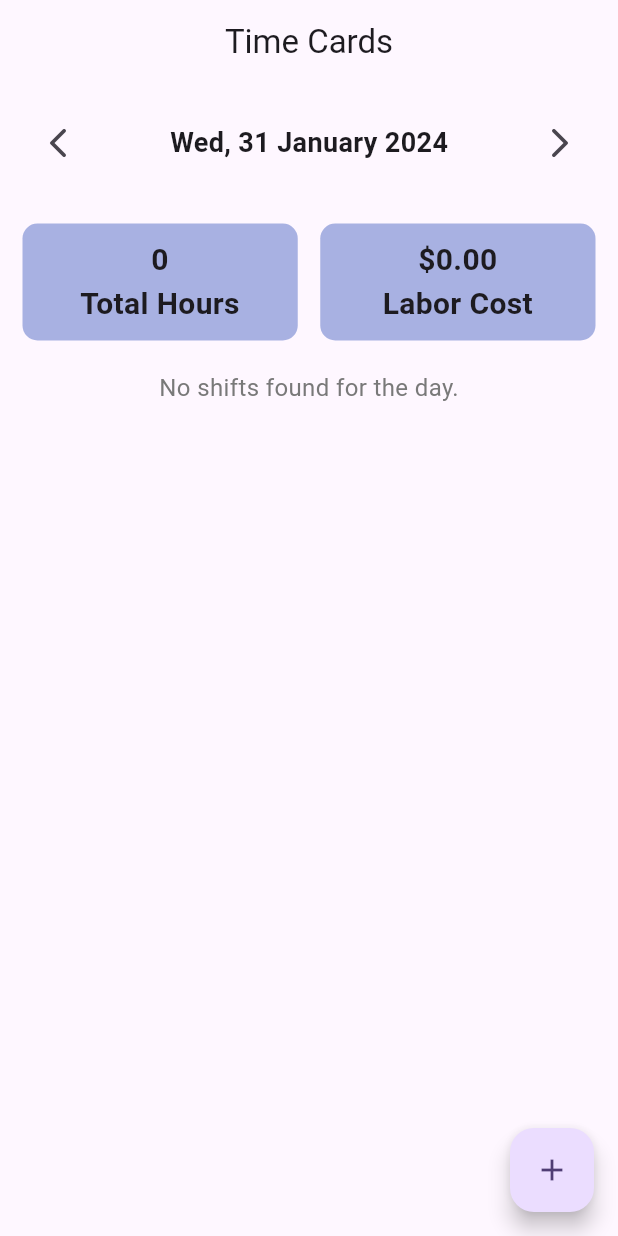
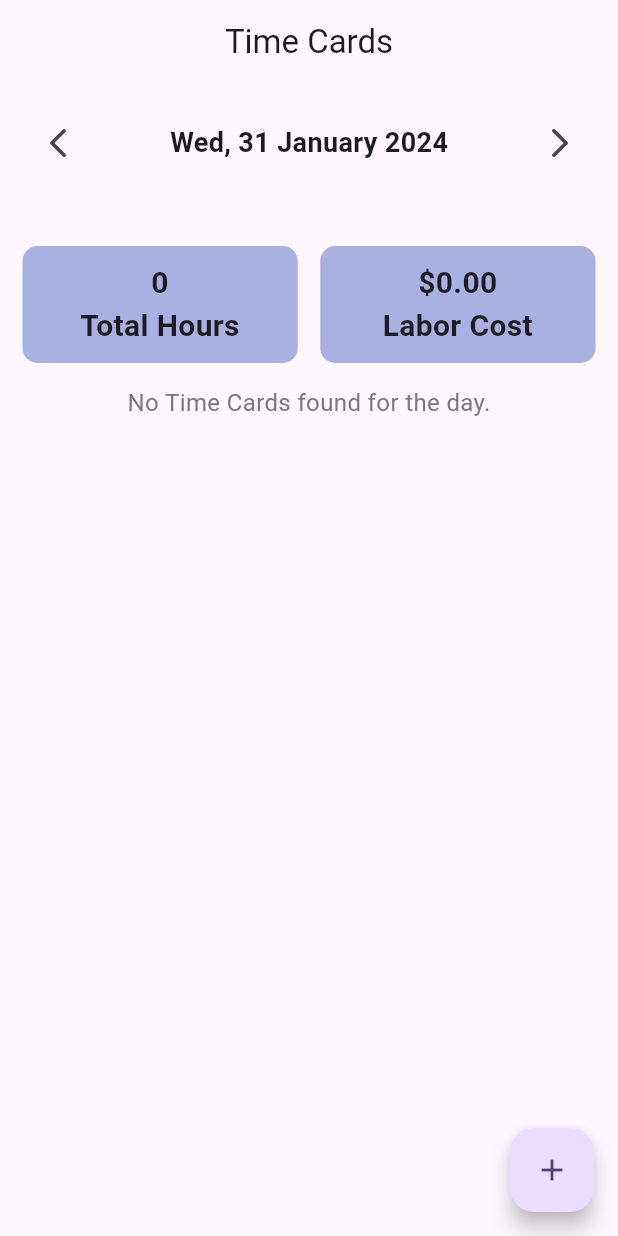
Before and after one commit to codex-dev/Time-Card-App, a Flutter app: the screen it shows after launch, after a tap on the "arrow back ios" icon, on a phone screen of 412 x 824 dp. Run offline on Flutter 3.47's test engine with Material 3 defaults, Android fonts, the phone set to English and light mode, and no system bars; our stand-ins replace either_dart, equatable, flutter_bloc, fluttertoast, sqflite; accounts and stored records are empty.

Commit message:
added bloc state management to list screen

```diff
--- /dev/null
+++ b/lib/common/enums/db_operation_status_enum.dart
@@ -0,0 +1 @@
+enum ShiftsStatus { initial, loading, success, error}
--- /dev/null
+++ b/lib/cubit/shifts_cubit.dart
@@ -0,0 +1,113 @@
+import 'package:either_dart/either.dart';
+import 'package:flutter/material.dart';
+import 'package:time_card_app/common/enums/db_operation_status_enum.dart';
+import 'package:time_card_app/database/shifts_db.dart';
+import 'package:time_card_app/model/shift.dart';
+import 'package:equatable/equatable.dart';
+import 'package:flutter_bloc/flutter_bloc.dart';
+
+part 'shifts_state.dart';
+
+class ShiftsCubit extends Cubit<ShiftsState> {
+  final ShiftsDB _shiftsDB = ShiftsDB();
+
+  ShiftsCubit() : super(ShiftsState.initial());
+
+  Future<void> getAllShiftsForTheDay({required String workDate}) async {
+    emit(state.copyWith(status: ShiftsStatus.loading));
+
+    Either<String, List<Shift>> result =
+        await _shiftsDB.getAllShiftsByDate(workDate: workDate);
+
+    result.fold(
+        (error) => emit(state.copyWith(
+            status: ShiftsStatus.error,
+            message: "Error occured while loading the Time Cards.")), (list) {
+      if (list.isNotEmpty) {
+        emit(state.copyWith(status: ShiftsStatus.success, shiftsList: list));
+      } else {
+        emit(state.copyWith(
+            status: ShiftsStatus.success,
+            shiftsList: list,
+            message: "No Time Cards found for the day."));
+      }
+    });
+  }
+
+  Future<void> addNewShift({required Shift shift}) async {
+    emit(state.copyWith(status: ShiftsStatus.loading));
+
+    Either<String, int> result = await _shiftsDB.addShift(
+        workDate: '${shift.workDate}',
+        employeeName: '${shift.employeeName}',
+        employeeEmail: '${shift.employeeEmail}',
+        hourlyRate: shift.hourlyRate,
+        checkInTime: shift.checkInTime!,
+        checkOutTime: shift.checkOutTime,
+        hours: shift.hours,
+        payment: shift.payment);
+
+    result.fold(
+        (error) => emit(state.copyWith(
+            status: ShiftsStatus.error,
+            message: "Time Card saving failed.")), (affectedRowCount) {
+      if (affectedRowCount > 0) {
+        emit(state.copyWith(
+            status: ShiftsStatus.success,
+            message: "Time Card has been saved successfully."));
+      } else {
+        emit(state.copyWith(
+            status: ShiftsStatus.error, message: "Time Card saving failed."));
+      }
+    });
+  }
+
+  Future<void> updateShift({required Shift shift}) async {
+    emit(state.copyWith(status: ShiftsStatus.loading));
+
+    Either<String, int> result = await _shiftsDB.updateShift(
+        shiftId: shift.shiftId!.toInt(),
+        employeeName: '${shift.employeeName}',
+        employeeEmail: '${shift.employeeEmail}',
+        hourlyRate: shift.hourlyRate,
+        checkInTime: shift.checkInTime,
+        checkOutTime: shift.checkOutTime,
+        hours: shift.hours,
+        payment: shift.payment);
+
+    result.fold(
+        (error) => emit(state.copyWith(
+            status: ShiftsStatus.error,
+            message: "Time Card updating failed.")), (affectedRowCount) {
+      if (affectedRowCount > 0) {
+        emit(state.copyWith(
+            status: ShiftsStatus.success,
+            message: "Time Card has been updated successfully."));
+      } else {
+        emit(state.copyWith(
+            status: ShiftsStatus.error, message: "Time Card updating failed."));
+      }
+    });
+  }
+
+  Future<void> deleteShift({required int shiftId}) async {
+    emit(state.copyWith(status: ShiftsStatus.loading));
+
+    Either<String,int> result = await _shiftsDB.deleteShift(shiftId);
+
+    result.fold(
+        (error) => emit(state.copyWith(
+            status: ShiftsStatus.error,
+            message: "Time Card deletion failed.")), (affectedRowCount) {
+      if (affectedRowCount > 0) {
+        emit(state.copyWith(
+            status: ShiftsStatus.success,
+            message: "Time Card has been deleted successfully."));
+      } else {
+        emit(state.copyWith(
+            status: ShiftsStatus.error, message: "Time Card deletion failed."));
+      }
+    });
+
+  }
+}
--- /dev/null
+++ b/lib/cubit/shifts_state.dart
@@ -0,0 +1,30 @@
+part of 'shifts_cubit.dart';
+
+class ShiftsState extends Equatable {
+  final ShiftsStatus status;
+  final List<Shift>? shiftsList;
+  final String? message;
+
+  ShiftsState(
+      {required this.status, this.shiftsList,  this.message}) {
+    debugPrint('Shifts - shiftsList:${shiftsList?.length}');
+  }
+
+  static ShiftsState initial() => ShiftsState(
+      status: ShiftsStatus.initial,
+      shiftsList:  const [],
+      message: null);
+
+  ShiftsState copyWith(
+          {ShiftsStatus? status,
+          List<Shift>? shiftsList,
+          String? message}) =>
+      ShiftsState(
+        status: status ?? this.status,
+        shiftsList: shiftsList ?? this.shiftsList,
+        message: message ?? this.message,
+      );
+
+  @override
+  List<Object?> get props => [status, shiftsList, message];
+}
--- a/lib/database/shifts_db.dart
+++ b/lib/database/shifts_db.dart
@@ -1,3 +1,4 @@
+import 'package:either_dart/either.dart';
 import 'package:flutter/material.dart';
 import 'package:sqflite/sqflite.dart';
 import 'package:time_card_app/database/database_service.dart';
@@ -30,7 +31,23 @@ $_columnPayment DOUBLE
 );''');
   }
 
-  Future<int> addShift(
+  Future<Either<String, List<Shift>>> getAllShiftsByDate(
+      {required String workDate}) async {
+    try {
+      final database = await DatabaseService.instance.database;
+      final shifts = await database.query(_tableName,
+          where: '$_columnWorkDate = ?',
+          whereArgs: [workDate],
+          orderBy: _columnShiftId);
+
+      return Right(
+          shifts.map((shift) => Shift.fromSqfliteDatabase(shift)).toList());
+    } catch (e) {
+      return Left(e.toString());
+    }
+  }
+
+  Future<Either<String, int>> addShift(
       {required String workDate,
       required String employeeName,
       required String employeeEmail,
@@ -52,25 +69,14 @@ $_columnPayment DOUBLE
         if (payment != null && payment > 0) _columnPayment: payment
       });
 
-      return result;
+      return Right(result);
     } catch (e) {
       debugPrint(e.toString());
-      return 0;
+      return Left(e.toString());
     }
   }
 
-  Future<List<Shift>> getAllShiftsByDate({required String workDate}) async {
-    // TODO use Either
-    final database = await DatabaseService.instance.database;
-    final shifts = await database.query(_tableName,
-        where: '$_columnWorkDate = ?',
-        whereArgs: [workDate],
-        orderBy: _columnShiftId);
-
-    return shifts.map((shift) => Shift.fromSqfliteDatabase(shift)).toList();
-  }
-
-  Future<int> updateShift(
+  Future<Either<String,int>> updateShift(
       {required int shiftId,
       String? employeeName,
       String? employeeEmail,
@@ -97,23 +103,23 @@ $_columnPayment DOUBLE
           conflictAlgorithm: ConflictAlgorithm.rollback,
           whereArgs: [shiftId]);
 
-      return result;
+      return Right(result);
     } catch (e) {
       debugPrint(e.toString());
-      return 0;
+      return Left(e.toString());
     }
   }
 
-  Future<int> deleteShift(int shiftId) async {
+  Future<Either<String,int>> deleteShift(int shiftId) async {
     try {
       final database = await DatabaseService.instance.database;
       int result = await database.delete(_tableName,
           where: '$_columnShiftId = ?', whereArgs: [shiftId]);
 
-      return result;
+      return Right(result);
     } catch (e) {
       debugPrint(e.toString());
-      return 0;
+      return Left(e.toString());
     }
   }
 }
--- a/lib/presentation/shifts_list_screen.dart
+++ b/lib/presentation/shifts_list_screen.dart
@@ -1,6 +1,10 @@
 import 'package:flutter/material.dart';
+import 'package:flutter_bloc/flutter_bloc.dart';
+import 'package:time_card_app/common/enums/db_operation_status_enum.dart';
 import 'package:time_card_app/common/enums/form_action_enum.dart';
+import 'package:time_card_app/common/extensions/string_extension.dart';
 import 'package:time_card_app/common/formatters/date_time_formatter.dart';
+import 'package:time_card_app/cubit/shifts_cubit.dart';
 import 'package:time_card_app/database/shifts_db.dart';
 import 'package:time_card_app/model/shift.dart';
 import 'package:time_card_app/presentation/shift_details_screen.dart';
@@ -14,22 +18,15 @@ class ShiftsListScreen extends StatefulWidget {
 }
 
 class _ShiftsListScreenState extends State<ShiftsListScreen> {
-  late final ShiftsDB shiftsDB;
+  final ShiftsCubit _shiftsCubit = ShiftsCubit();
 
   late DateTime _selectedDate;
   late String dateYMD;
   late String dateDisplay;
 
-  List<Shift> listAllShifts = [];
-
-  int totalHours = 0;
-  double laborCost = 0;
-
   @override
   void initState() {
     super.initState();
-
-    shiftsDB = ShiftsDB();
 
     changeSelectedDate(DateTime.now());
   }
@@ -46,9 +43,23 @@ class _ShiftsListScreenState extends State<ShiftsListScreen> {
     }
   }
 
+  void changeSelectedDate(DateTime newDate) {
+    _selectedDate = newDate;
+
+    dateYMD = DateTimeFormatter.formatDateToString(
+        dateFormat: 'yyyy/MM/dd', date: _selectedDate);
+    dateDisplay = DateTimeFormatter.formatDateToString(
+        dateFormat: 'E, dd MMMM yyyy', date: _selectedDate);
+
+    setState(() {});
+
+    _shiftsCubit.getAllShiftsForTheDay(workDate: dateYMD);
+  }
+
   @override
   Widget build(BuildContext context) {
-    return Scaffold(
+    return SafeArea(
+      child: Scaffold(
           appBar: AppBar(
             title: const Text("Time Cards"),
             centerTitle: true,
@@ -59,31 +70,107 @@ class _ShiftsListScreenState extends State<ShiftsListScreen> {
                 MaterialPageRoute(
                     builder: (context) => ShiftDetailsScreen(
                         formAction: FormAction.addShift,
-                        shift: Shift(workDate: dateYMD))))
-            .then((value) => loadShiftsList()),
+                        shift: Shift(workDate: dateYMD)))).then((value) =>
+                _shiftsCubit.getAllShiftsForTheDay(workDate: dateYMD)),
             child: const Icon(Icons.add),
           ),
-      body: Container(
+          body: CustomScrollView(
+            physics: const ClampingScrollPhysics(),
+            scrollDirection: Axis.vertical,
+            slivers: [
+              SliverToBoxAdapter(
+                child: Container(
+                  margin: const EdgeInsets.only(bottom: 30),
                   padding: const EdgeInsets.all(15),
-          child: Column(
-            crossAxisAlignment: CrossAxisAlignment.center,
-            mainAxisAlignment: MainAxisAlignment.start,
+                  child: showSelectedDateBar(),
+                ),
+              ),
+              SliverPadding(
+                padding: const EdgeInsets.only(left: 15, bottom: 15, right: 15),
+                sliver: SliverList(
+                    delegate: SliverChildListDelegate([
+                  BlocBuilder<ShiftsCubit, ShiftsState>(
+                    bloc: _shiftsCubit,
+                    builder: (context, state) {
+                      if (state.status == ShiftsStatus.loading) {
+                        return showShiftsInformation(
+                          totalHours: 0,
+                          laborCost: 0,
+                          child: const Row(
+                            mainAxisAlignment: MainAxisAlignment.center,
                             children: [
-              showSelectedDateBar(context),
+                              CircularProgressIndicator(),
+                            ],
+                          ),
+                        );
+                      } else if (state.status == ShiftsStatus.error) {
+                        return showShiftsInformation(
+                            totalHours: 0,
+                            laborCost: 0,
+                            child: Text(
+                              '${state.message}',
+                              style: const TextStyle(
+                                  fontSize: 16,
+                                  color: Color.fromARGB(255, 121, 121, 121)),
+                            ));
+                      } else if (state.status == ShiftsStatus.success) {
+                        List<Shift>? listAllShifts = state.shiftsList;
+                        int totalHours = 0;
+                        double laborCost = 0;
+
+                        if (listAllShifts != null && listAllShifts.isNotEmpty) {
+                          for (var shiftItem in listAllShifts) {
+                            totalHours += shiftItem.hours ?? 0;
+                            laborCost += shiftItem.payment ?? 0;
+
+                            debugPrint(shiftItem.toString());
+                          }
+
+                          return showShiftsInformation(
+                              totalHours: totalHours,
+                              laborCost: laborCost,
+                              child: RefreshIndicator(
+                                  onRefresh: () => _shiftsCubit
+                                      .getAllShiftsForTheDay(workDate: dateYMD),
+                                  child: ListView.separated(
+                                    scrollDirection: Axis.vertical,
+                                    shrinkWrap: true,
+                                    itemBuilder: (context, index) {
+                                      Shift shiftItem = listAllShifts[index];
+
+                                      return ShiftsListItem(shift: shiftItem);
+                                    },
+                                    separatorBuilder: (context, index) =>
                                         const SizedBox(
-                height: 30,
+                                      height: 10,
                                     ),
-              showInsightsBar(context),
-              const SizedBox(
-                height: 20,
+                                    itemCount: listAllShifts.length,
+                                  )));
+                        }
+
+                        if (!state.message.isNullOrEmpty) {
+                          return showShiftsInformation(
+                              totalHours: totalHours,
+                              laborCost: laborCost,
+                              child: Text(
+                                '${state.message}',
+                                style: const TextStyle(
+                                    fontSize: 16,
+                                    color: Color.fromARGB(255, 121, 121, 121)),
+                              ));
+                        }
+                      }
+                      return showShiftsInformation(totalHours: 0, laborCost: 0);
+                    },
+                  )
+                ])),
               ),
-              showShiftsList()
             ],
           )),
     );
   }
 
-  Row showSelectedDateBar(BuildContext context) {
+  Row showSelectedDateBar() {
     return Row(
       mainAxisSize: MainAxisSize.max,
       mainAxisAlignment: MainAxisAlignment.spaceBetween,
@@ -111,7 +198,22 @@ class _ShiftsListScreenState extends State<ShiftsListScreen> {
     );
   }
 
-  Row showInsightsBar(BuildContext context) {
+  Widget showShiftsInformation(
+      {required int totalHours, required double laborCost, Widget? child}) {
+    return Column(
+      mainAxisAlignment: MainAxisAlignment.start,
+      crossAxisAlignment: CrossAxisAlignment.center,
+      children: [
+        showInsightsBar(totalHours: totalHours, laborCost: laborCost),
+        const SizedBox(
+          height: 15,
+        ),
+        if (child != null) ...[child]
+      ],
+    );
+  }
+
+  Row showInsightsBar({required int totalHours, required double laborCost}) {
     return Row(
       mainAxisSize: MainAxisSize.max,
       children: [
@@ -147,62 +249,4 @@ class _ShiftsListScreenState extends State<ShiftsListScreen> {
       ],
     );
   }
-
-  void changeSelectedDate(DateTime newDate) {
-    _selectedDate = newDate;
-
-    dateYMD = DateTimeFormatter.formatDateToString(
-        dateFormat: 'yyyy/MM/dd', date: _selectedDate);
-    dateDisplay = DateTimeFormatter.formatDateToString(
-        dateFormat: 'E, dd MMMM yyyy', date: _selectedDate);
-
-    loadShiftsList();
 }
-
-  Future<void> loadShiftsList() async {
-    totalHours = 0;
-    laborCost = 0;
-
-    listAllShifts = await shiftsDB.getAllShiftsByDate(workDate: dateYMD);
-
-    for (var shiftItem in listAllShifts) {
-      totalHours += shiftItem.hours ?? 0;
-      laborCost += shiftItem.payment ?? 0;
-
-      debugPrint(shiftItem.toString());
-    }
-
-    setState(() {});
-  }
-
-  refreshList() async {
-    //NOTE: this doesn't work atm
-    await loadShiftsList();
-  }
-
-  Widget showShiftsList() {
-    if (listAllShifts.isNotEmpty) {
-      return RefreshIndicator(
-        onRefresh: () => loadShiftsList(),
-        child: ListView.separated(
-            scrollDirection: Axis.vertical,
-            shrinkWrap: true,
-            itemBuilder: (context, index) {
-              Shift shiftItem = listAllShifts[index];
-
-              return ShiftsListItem(
-                  shift: shiftItem, funcRefreshList: refreshList);
-            },
-            separatorBuilder: (context, index) => const SizedBox(
-                  height: 10,
-                ),
-            itemCount: listAllShifts.length),
-      );
-    }
-
-    return const Text(
-      'No shifts found for the day.',
-      style: TextStyle(fontSize: 16, color: Color.fromARGB(255, 121, 121, 121)),
-    );
-  }
-}
--- a/pubspec.yaml
+++ b/pubspec.yaml
@@ -10,8 +10,11 @@ environment:
 
 dependencies:
   cupertino_icons: 1.0.2
+  either_dart: 1.0.0
+  equatable: 2.0.5
   flutter:
     sdk: flutter
+  flutter_bloc: 8.1.3
   fluttertoast: 8.2.4
   intl: 0.19.0
   path: 1.8.3
```
Also changed, not shown: lib/presentation/widgets/shifts_list_item.dart (+2 -5 lines), pubspec.lock. Lines whose indentation alone changed are shown as unchanged.
